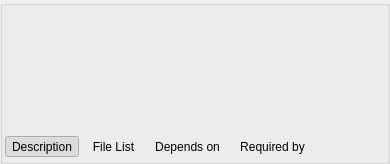
Qt form AddRm/KpkPackageDetails.ui (KDE/apper) before a commit.
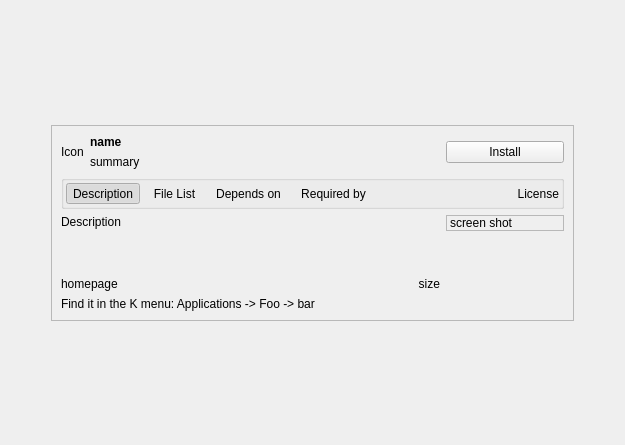
The same form after that commit.

Commit message: Improving the new blur description

```diff
--- a/AddRm/KpkPackageDetails.ui
+++ b/AddRm/KpkPackageDetails.ui
@@ -6,16 +6,208 @@
    <rect>
     <x>0</x>
     <y>0</y>
-    <width>390</width>
-    <height>164</height>
+    <width>625</width>
+    <height>445</height>
    </rect>
   </property>
-  <layout class="QGridLayout" name="gridLayout_3">
-   <property name="margin">
+  <layout class="QGridLayout" name="gridLayout">
+   <property name="verticalSpacing">
     <number>0</number>
    </property>
-   <item row="0" column="0">
+   <item row="1" column="4" rowspan="2">
+    <spacer name="horizontalSpacer_3">
+     <property name="orientation">
+      <enum>Qt::Horizontal</enum>
+     </property>
+     <property name="sizeType">
+      <enum>QSizePolicy::Minimum</enum>
+     </property>
+     <property name="sizeHint" stdset="0">
+      <size>
+       <width>40</width>
+       <height>20</height>
+      </size>
+     </property>
+    </spacer>
+   </item>
+   <item row="0" column="3">
+    <spacer name="verticalSpacer">
+     <property name="orientation">
+      <enum>Qt::Vertical</enum>
+     </property>
+     <property name="sizeType">
+      <enum>QSizePolicy::Expanding</enum>
+     </property>
+     <property name="sizeHint" stdset="0">
+      <size>
+       <width>20</width>
+       <height>30</height>
+      </size>
+     </property>
+    </spacer>
+   </item>
+   <item row="2" column="3" rowspan="2">
+    <widget class="QWidget" name="stackedWidget" native="true">
+     <property name="sizePolicy">
+      <sizepolicy hsizetype="Expanding" vsizetype="Fixed">
+       <horstretch>0</horstretch>
+       <verstretch>0</verstretch>
+      </sizepolicy>
+     </property>
+     <zorder>tabWidget</zorder>
+    </widget>
+   </item>
+   <item row="4" column="3">
+    <spacer name="verticalSpacer_2">
+     <property name="orientation">
+      <enum>Qt::Vertical</enum>
+     </property>
+     <property name="sizeType">
+      <enum>QSizePolicy::Expanding</enum>
+     </property>
+     <property name="sizeHint" stdset="0">
+      <size>
+       <width>20</width>
+       <height>20</height>
+      </size>
+     </property>
+    </spacer>
+   </item>
+   <item row="1" column="0" rowspan="2">
+    <spacer name="horizontalSpacer_2">
+     <property name="orientation">
+      <enum>Qt::Horizontal</enum>
+     </property>
+     <property name="sizeType">
+      <enum>QSizePolicy::Minimum</enum>
+     </property>
+     <property name="sizeHint" stdset="0">
+      <size>
+       <width>40</width>
+       <height>20</height>
+      </size>
+     </property>
+    </spacer>
+   </item>
+   <item row="1" column="3">
+    <widget class="QFrame" name="frame">
+     <property name="sizePolicy">
+      <sizepolicy hsizetype="Preferred" vsizetype="Expanding">
+       <horstretch>0</horstretch>
+       <verstretch>0</verstretch>
+      </sizepolicy>
+     </property>
+     <property name="focusPolicy">
+      <enum>Qt::StrongFocus</enum>
+     </property>
+     <property name="frameShape">
+      <enum>QFrame::StyledPanel</enum>
+     </property>
+     <property name="frameShadow">
+      <enum>QFrame::Sunken</enum>
+     </property>
+     <layout class="QGridLayout" name="gridLayout_5">
+      <item row="0" column="0" colspan="2">
+       <layout class="QGridLayout" name="gridLayout_2">
+        <item row="0" column="0" rowspan="2">
+         <widget class="QLabel" name="iconL">
+          <property name="sizePolicy">
+           <sizepolicy hsizetype="Fixed" vsizetype="Fixed">
+            <horstretch>0</horstretch>
+            <verstretch>0</verstretch>
+           </sizepolicy>
+          </property>
+          <property name="text">
+           <string notr="true">Icon</string>
+          </property>
+         </widget>
+        </item>
+        <item row="0" column="1">
+         <widget class="QLabel" name="nameL">
+          <property name="sizePolicy">
+           <sizepolicy hsizetype="Expanding" vsizetype="Preferred">
+            <horstretch>0</horstretch>
+            <verstretch>0</verstretch>
+           </sizepolicy>
+          </property>
+          <property name="font">
+           <font>
+            <weight>75</weight>
+            <bold>true</bold>
+           </font>
+          </property>
+          <property name="text">
+           <string notr="true">name</string>
+          </property>
+          <property name="alignment">
+           <set>Qt::AlignBottom|Qt::AlignLeading|Qt::AlignLeft</set>
+          </property>
+          <property name="wordWrap">
+           <bool>true</bool>
+          </property>
+         </widget>
+        </item>
+        <item row="1" column="1" colspan="2">
+         <widget class="QLabel" name="summaryL">
+          <property name="sizePolicy">
+           <sizepolicy hsizetype="Expanding" vsizetype="Preferred">
+            <horstretch>0</horstretch>
+            <verstretch>0</verstretch>
+           </sizepolicy>
+          </property>
+          <property name="text">
+           <string notr="true">summary</string>
+          </property>
+          <property name="alignment">
+           <set>Qt::AlignLeading|Qt::AlignLeft|Qt::AlignTop</set>
+          </property>
+          <property name="wordWrap">
+           <bool>true</bool>
+          </property>
+         </widget>
+        </item>
+       </layout>
+      </item>
+      <item row="3" column="0" rowspan="2" colspan="2">
+       <widget class="QLabel" name="descriptionL">
+        <property name="text">
+         <string notr="true">Description</string>
+        </property>
+        <property name="alignment">
+         <set>Qt::AlignJustify|Qt::AlignTop</set>
+        </property>
+        <property name="wordWrap">
+         <bool>true</bool>
+        </property>
+        <property name="margin">
+         <number>5</number>
+        </property>
+        <property name="textInteractionFlags">
+         <set>Qt::LinksAccessibleByMouse|Qt::TextSelectableByMouse</set>
+        </property>
+       </widget>
+      </item>
+      <item row="6" column="0">
+       <widget class="QLabel" name="label_5">
+        <property name="sizePolicy">
+         <sizepolicy hsizetype="Preferred" vsizetype="Fixed">
+          <horstretch>0</horstretch>
+          <verstretch>0</verstretch>
+         </sizepolicy>
+        </property>
+        <property name="text">
+         <string>Find it in the K menu: Applications -&gt; Foo -&gt; bar</string>
+        </property>
+       </widget>
+      </item>
+      <item row="1" column="0" colspan="3">
     <widget class="QGroupBox" name="groupBox">
+        <property name="sizePolicy">
+         <sizepolicy hsizetype="Preferred" vsizetype="Fixed">
+          <horstretch>0</horstretch>
+          <verstretch>0</verstretch>
+         </sizepolicy>
+        </property>
      <property name="title">
       <string/>
      </property>
@@ -23,22 +215,6 @@
       <property name="margin">
        <number>2</number>
       </property>
-      <item row="0" column="0" colspan="5">
-       <widget class="QWidget" name="stackedWidget" native="true">
-        <property name="sizePolicy">
-         <sizepolicy hsizetype="Preferred" vsizetype="Fixed">
-          <horstretch>0</horstretch>
-          <verstretch>0</verstretch>
-         </sizepolicy>
-        </property>
-        <property name="maximumSize">
-         <size>
-          <width>16777215</width>
-          <height>120</height>
-         </size>
-        </property>
-       </widget>
-      </item>
       <item row="1" column="0">
        <widget class="QToolButton" name="descriptionTB">
         <property name="text">
@@ -103,6 +279,100 @@
         </property>
         <property name="autoRaise">
          <bool>true</bool>
+           </property>
+          </widget>
+         </item>
+         <item row="1" column="5">
+          <spacer name="horizontalSpacer">
+           <property name="orientation">
+            <enum>Qt::Horizontal</enum>
+           </property>
+           <property name="sizeHint" stdset="0">
+            <size>
+             <width>40</width>
+             <height>20</height>
+            </size>
+           </property>
+          </spacer>
+         </item>
+         <item row="1" column="6">
+          <widget class="QLabel" name="licenseL">
+           <property name="text">
+            <string notr="true">License</string>
+           </property>
+           <property name="alignment">
+            <set>Qt::AlignRight|Qt::AlignTrailing|Qt::AlignVCenter</set>
+           </property>
+          </widget>
+         </item>
+        </layout>
+       </widget>
+      </item>
+      <item row="3" column="2">
+       <widget class="QLabel" name="label">
+        <property name="frameShape">
+         <enum>QFrame::StyledPanel</enum>
+        </property>
+        <property name="frameShadow">
+         <enum>QFrame::Sunken</enum>
+        </property>
+        <property name="text">
+         <string notr="true">screen shot</string>
+        </property>
+       </widget>
+      </item>
+      <item row="4" column="2">
+       <spacer name="verticalSpacer_3">
+        <property name="orientation">
+         <enum>Qt::Vertical</enum>
+        </property>
+        <property name="sizeHint" stdset="0">
+         <size>
+          <width>20</width>
+          <height>40</height>
+         </size>
+        </property>
+       </spacer>
+      </item>
+      <item row="0" column="2">
+       <widget class="QPushButton" name="installPB">
+        <property name="sizePolicy">
+         <sizepolicy hsizetype="Minimum" vsizetype="Fixed">
+          <horstretch>0</horstretch>
+          <verstretch>0</verstretch>
+         </sizepolicy>
+        </property>
+        <property name="text">
+         <string>Install</string>
+        </property>
+       </widget>
+      </item>
+      <item row="5" column="0">
+       <widget class="QLabel" name="homepageL">
+        <property name="text">
+         <string notr="true">homepage</string>
+        </property>
+        <property name="margin">
+         <number>5</number>
+        </property>
+        <property name="openExternalLinks">
+         <bool>true</bool>
+        </property>
+        <property name="textInteractionFlags">
+         <set>Qt::TextBrowserInteraction</set>
+        </property>
+       </widget>
+      </item>
+      <item row="5" column="1">
+       <widget class="QLabel" name="sizeL">
+        <property name="text">
+         <string notr="true">size</string>
+        </property>
+        <property name="alignment">
+         <set>Qt::AlignRight|Qt::AlignTrailing|Qt::AlignVCenter</set>
+        </property>
+        <property name="margin">
+         <number>5</number>
         </property>
        </widget>
       </item>
```
Lines whose indentation alone changed are shown as unchanged. The commit also changes 6 other files.
